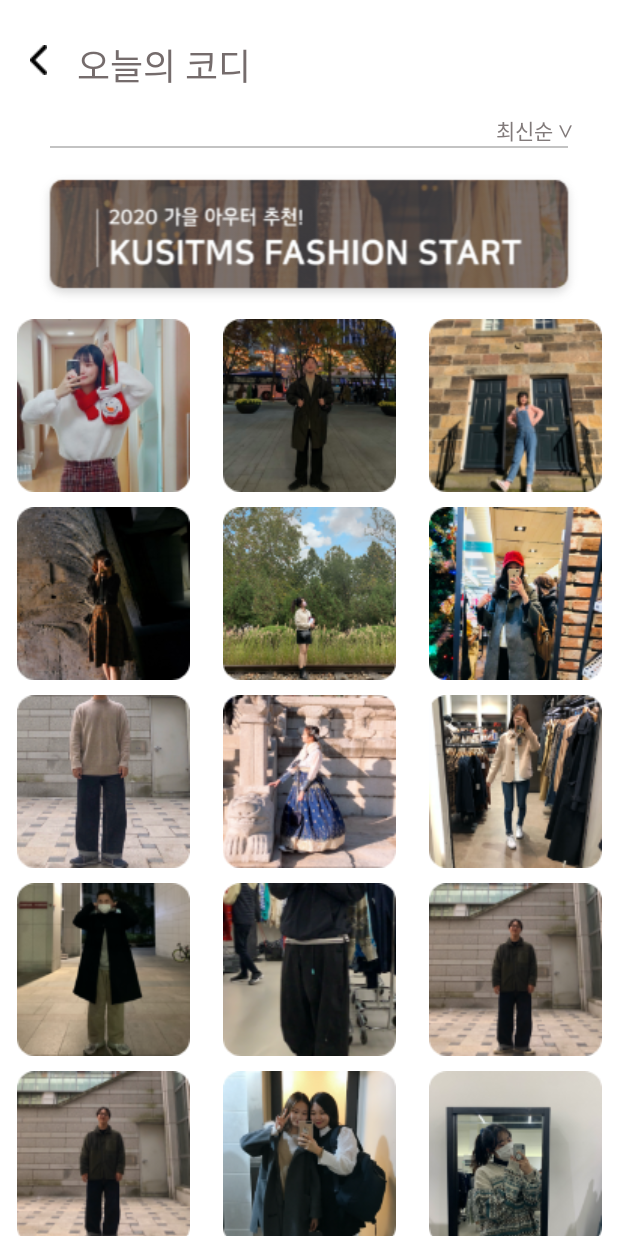
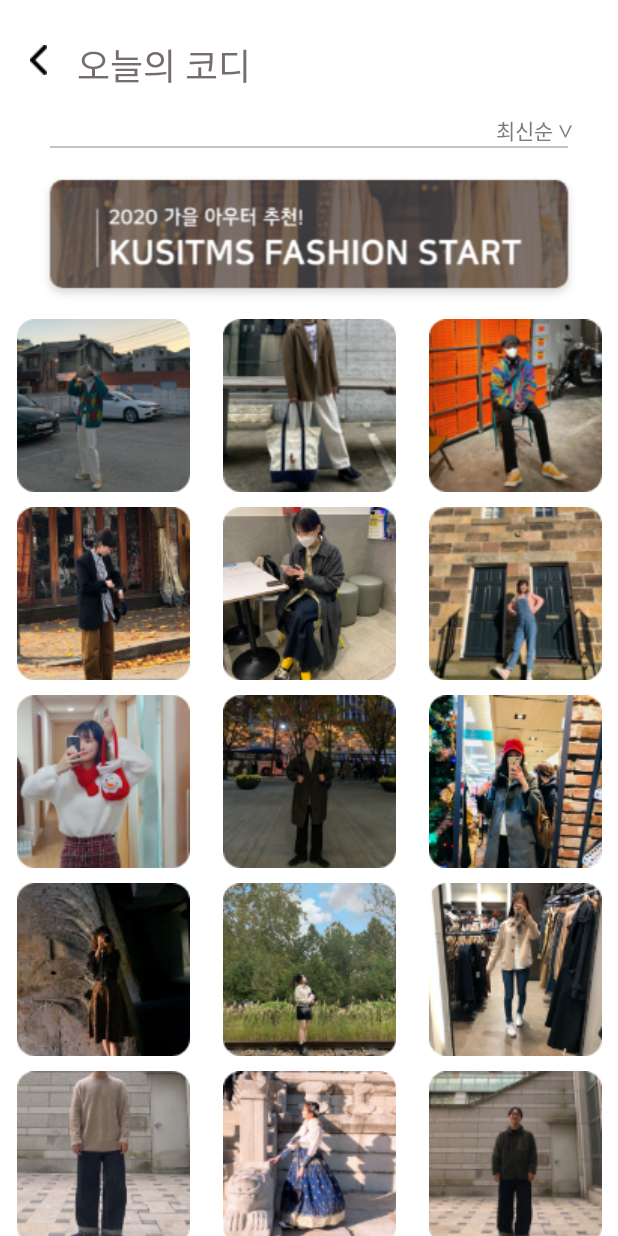
Before and after one commit to twinklesu/5G, an Android app: the CodiActivity screen opened directly, with no data from a screen before it, on a phone screen of 412 x 824 dp. Run offline under Robolectric (Android 15) with nearby library versions, the phone set to English and light mode, and no system bars; network calls fail.

Commit message:
modify today's codi xml

```diff
--- a/app/src/main/res/layout/activity_codi.xml
+++ b/app/src/main/res/layout/activity_codi.xml
@@ -84,7 +84,7 @@
 
             <LinearLayout
                 android:layout_width="match_parent"
-                android:layout_height="630dp">
+                android:layout_height="870dp">
 
                 <LinearLayout
                     android:layout_width="0dp"
@@ -93,9 +93,25 @@
                     android:orientation="vertical">
 
                     <ImageButton
+                        android:id="@+id/imageButton27"
+                        android:layout_width="match_parent"
+                        android:layout_height="wrap_content"
+                        android:background="#00FFFFFF"
+                        app:srcCompat="@drawable/codi_img20" />
+
+                    <ImageButton
+                        android:id="@+id/imageButton25"
+                        android:layout_width="match_parent"
+                        android:layout_height="wrap_content"
+                        android:layout_marginTop="10dp"
+                        android:background="#00FFFFFF"
+                        app:srcCompat="@drawable/codi_img18" />
+
+                    <ImageButton
                         android:id="@+id/imageButton23"
                         android:layout_width="match_parent"
                         android:layout_height="wrap_content"
+                        android:layout_marginTop="10dp"
                         android:background="#00FFFFFF"
                         app:srcCompat="@drawable/codi_img9" />
 
@@ -139,9 +155,25 @@
                     android:orientation="vertical">
 
                     <ImageButton
+                        android:id="@+id/imageButton26"
+                        android:layout_width="match_parent"
+                        android:layout_height="wrap_content"
+                        android:background="#00FFFFFF"
+                        app:srcCompat="@drawable/codi_img19" />
+
+                    <ImageButton
+                        android:id="@+id/imageButton24"
+                        android:layout_width="match_parent"
+                        android:layout_height="wrap_content"
+                        android:layout_marginTop="10dp"
+                        android:background="#00FFFFFF"
+                        app:srcCompat="@drawable/codi_img17" />
+
+                    <ImageButton
                         android:id="@+id/imageButton22"
                         android:layout_width="match_parent"
                         android:layout_height="wrap_content"
+                        android:layout_marginTop="10dp"
                         android:background="#00FFFFFF"
                         app:srcCompat="@drawable/codi_img8" />
 
@@ -185,9 +217,17 @@
                     android:orientation="vertical">
 
                     <ImageButton
+                        android:id="@+id/imageButton"
+                        android:layout_width="match_parent"
+                        android:layout_height="wrap_content"
+                        android:background="#00FFFFFF"
+                        app:srcCompat="@drawable/codi_img16" />
+
+                    <ImageButton
                         android:id="@+id/imageButton21"
                         android:layout_width="match_parent"
                         android:layout_height="wrap_content"
+                        android:layout_marginTop="10dp"
                         android:background="#00FFFFFF"
                         app:srcCompat="@drawable/codi_img7" />
 
```
Also changed, not shown: app/src/main/res/drawable-v24/codi_img16.png (added), app/src/main/res/drawable-v24/codi_img17.png (added), app/src/main/res/drawable-v24/codi_img18.png (added), app/src/main/res/drawable-v24/codi_img19.png (added), app/src/main/res/drawable-v24/codi_img20.png (added).
